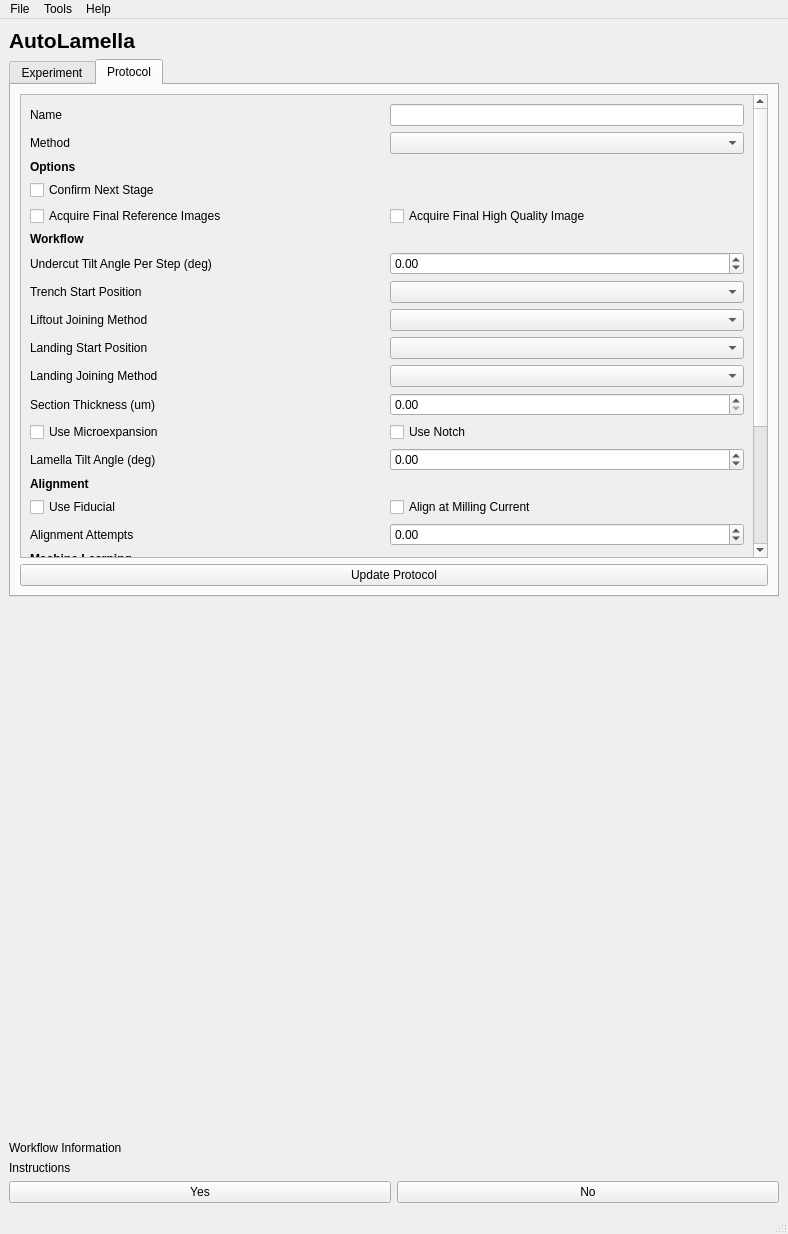
DeMarcoLab/autolamella, file autolamella/ui/qt/AutoLamellaUI.ui: the form before one commit.
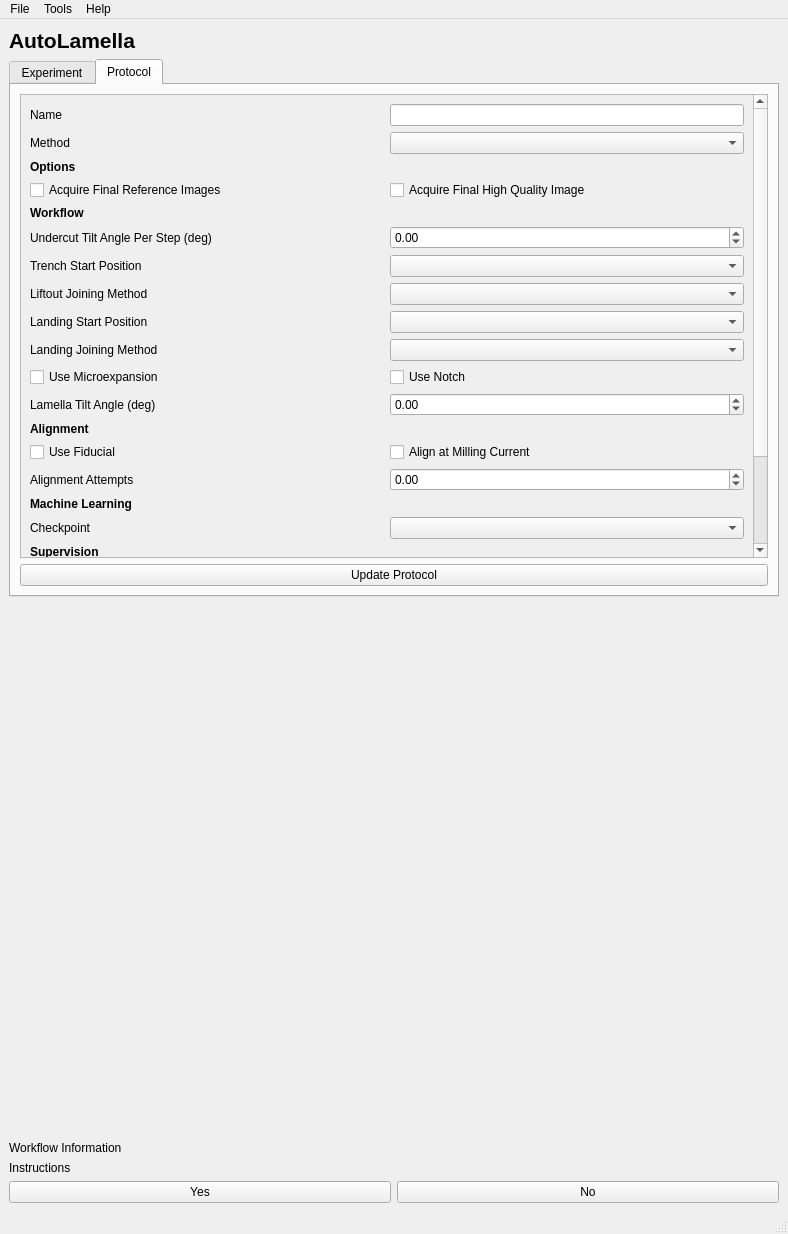
The form after the commit. The open tabs and pages were chosen to show the change.

Commit message: [refactor] autolamella protocol integration

Diff of the .ui file:
```diff
--- a/autolamella/ui/qt/AutoLamellaUI.ui
+++ b/autolamella/ui/qt/AutoLamellaUI.ui
@@ -255,71 +255,172 @@
              <x>0</x>
              <y>0</y>
              <width>732</width>
-             <height>710</height>
+             <height>649</height>
             </rect>
            </property>
            <layout class="QGridLayout" name="gridLayout_4">
-            <item row="10" column="1">
-             <widget class="QComboBox" name="comboBox_options_landing_start_position"/>
+            <item row="10" column="0">
+             <widget class="QLabel" name="label_options_landing_joining_method">
+              <property name="text">
+               <string>Landing Joining Method</string>
+              </property>
+             </widget>
             </item>
-            <item row="8" column="0">
-             <widget class="QLabel" name="label_options_trench_start_position">
+            <item row="0" column="1">
+             <widget class="QLineEdit" name="lineEdit_name">
+              <property name="sizePolicy">
+               <sizepolicy hsizetype="Preferred" vsizetype="Fixed">
+                <horstretch>0</horstretch>
+                <verstretch>0</verstretch>
+               </sizepolicy>
+              </property>
+             </widget>
+            </item>
+            <item row="13" column="0">
+             <widget class="QLabel" name="label_alignment_header">
+              <property name="font">
+               <font>
+                <weight>75</weight>
+                <bold>true</bold>
+                <underline>false</underline>
+               </font>
+              </property>
               <property name="text">
-               <string>Trench Start Position</string>
+               <string>Alignment</string>
               </property>
              </widget>
             </item>
-            <item row="21" column="0">
-             <widget class="QCheckBox" name="checkBox_trench">
+            <item row="1" column="1">
+             <widget class="QComboBox" name="comboBox_method"/>
+            </item>
+            <item row="15" column="1">
+             <widget class="QDoubleSpinBox" name="beamshift_attempts">
+              <property name="minimum">
+               <double>-180.000000000000000</double>
+              </property>
+              <property name="maximum">
+               <double>180.000000000000000</double>
+              </property>
+             </widget>
+            </item>
+            <item row="22" column="0">
+             <widget class="QCheckBox" name="checkBox_supervise_landing">
+              <property name="enabled">
+               <bool>true</bool>
+              </property>
               <property name="text">
                <string>Trench Stage</string>
               </property>
              </widget>
             </item>
-            <item row="17" column="0">
+            <item row="15" column="0">
              <widget class="QLabel" name="beamShiftAttemptsLabel">
               <property name="text">
                <string>Alignment Attempts</string>
               </property>
              </widget>
             </item>
-            <item row="4" column="0">
-             <widget class="QCheckBox" name="checkBox_take_final_reference_images">
+            <item row="6" column="0">
+             <widget class="QLabel" name="label_protocol_undercut_tilt_angle">
               <property name="text">
-               <string>Acquire Final Reference Images</string>
+               <string>Undercut Tilt Angle Per Step (deg)</string>
               </property>
              </widget>
             </item>
-            <item row="13" column="0">
+            <item row="21" column="0">
+             <widget class="QCheckBox" name="checkBox_supervise_liftout">
+              <property name="enabled">
+               <bool>true</bool>
+              </property>
+              <property name="text">
+               <string>Liftout Lamella</string>
+              </property>
+             </widget>
+            </item>
+            <item row="7" column="1">
+             <widget class="QComboBox" name="comboBox_options_trench_start_position"/>
+            </item>
+            <item row="18" column="0">
+             <widget class="QLabel" name="label_supervise_header">
+              <property name="font">
+               <font>
+                <weight>75</weight>
+                <bold>true</bold>
+               </font>
+              </property>
+              <property name="text">
+               <string>Supervision</string>
+              </property>
+             </widget>
+            </item>
+            <item row="11" column="0">
              <widget class="QCheckBox" name="checkBox_use_microexpansion">
               <property name="text">
                <string>Use Microexpansion</string>
               </property>
              </widget>
             </item>
-            <item row="13" column="1">
-             <widget class="QCheckBox" name="checkBox_use_notch">
+            <item row="9" column="0">
+             <widget class="QLabel" name="label_options_landing_start_position">
               <property name="text">
-               <string>Use Notch</string>
+               <string>Landing Start Position</string>
+              </property>
+             </widget>
+            </item>
+            <item row="1" column="0">
+             <widget class="QLabel" name="label_protocol_method">
+              <property name="text">
+               <string>Method</string>
+              </property>
+             </widget>
+            </item>
+            <item row="7" column="0">
+             <widget class="QLabel" name="label_options_trench_start_position">
+              <property name="text">
+               <string>Trench Start Position</string>
               </property>
              </widget>
             </item>
             <item row="14" column="0">
-             <widget class="QLabel" name="label_lamella_tilt_angle">
+             <widget class="QCheckBox" name="checkBox_align_use_fiducial">
               <property name="text">
-               <string>Lamella Tilt Angle (deg)</string>
+               <string>Use Fiducial</string>
               </property>
              </widget>
             </item>
-            <item row="23" column="1">
+            <item row="3" column="1">
+             <widget class="QCheckBox" name="checkBox_take_final_high_quality_reference">
+              <property name="text">
+               <string>Acquire Final High Quality Image</string>
+              </property>
+             </widget>
+            </item>
+            <item row="17" column="1">
+             <widget class="QComboBox" name="comboBox_ml_checkpoint"/>
+            </item>
+            <item row="20" column="0">
+             <widget class="QCheckBox" name="checkBox_undercut">
+              <property name="text">
+               <string>Undercut Stage</string>
+              </property>
+             </widget>
+            </item>
+            <item row="17" column="0">
+             <widget class="QLabel" name="label_ml_checkpoint">
+              <property name="text">
+               <string>Checkpoint</string>
+              </property>
+             </widget>
+            </item>
+            <item row="21" column="1">
              <widget class="QCheckBox" name="checkBox_supervise_mill_polishing">
               <property name="text">
                <string>Mill Polishing Stage</string>
               </property>
              </widget>
             </item>
-            <item row="18" column="0">
-             <widget class="QLabel" name="label_ml_header">
+            <item row="2" column="0">
+             <widget class="QLabel" name="label_options_header">
               <property name="font">
                <font>
                 <weight>75</weight>
@@ -327,32 +428,18 @@
                </font>
               </property>
               <property name="text">
-               <string>Machine Learning</string>
+               <string>Options</string>
               </property>
              </widget>
             </item>
-            <item row="7" column="0">
-             <widget class="QLabel" name="label_protocol_undercut_tilt_angle">
+            <item row="19" column="0">
+             <widget class="QCheckBox" name="checkBox_trench">
               <property name="text">
-               <string>Undercut Tilt Angle Per Step (deg)</string>
+               <string>Trench Stage</string>
               </property>
              </widget>
             </item>
-            <item row="15" column="0">
-             <widget class="QLabel" name="label_alignment_header">
-              <property name="font">
-               <font>
-                <weight>75</weight>
-                <bold>true</bold>
-                <underline>false</underline>
-               </font>
-              </property>
-              <property name="text">
-               <string>Alignment</string>
-              </property>
-             </widget>
-            </item>
-            <item row="25" column="0" colspan="2">
+            <item row="23" column="0" colspan="2">
              <spacer name="verticalSpacer_2">
               <property name="orientation">
                <enum>Qt::Vertical</enum>
@@ -365,28 +452,40 @@
               </property>
              </spacer>
             </item>
-            <item row="22" column="1">
-             <widget class="QCheckBox" name="checkBox_supervise_mill_rough">
+            <item row="9" column="1">
+             <widget class="QComboBox" name="comboBox_options_landing_start_position"/>
+            </item>
+            <item row="16" column="0">
+             <widget class="QLabel" name="label_ml_header">
+              <property name="font">
+               <font>
+                <weight>75</weight>
+                <bold>true</bold>
+               </font>
+              </property>
               <property name="text">
-               <string>Mill Rough Stage</string>
+               <string>Machine Learning</string>
               </property>
              </widget>
             </item>
-            <item row="21" column="1">
-             <widget class="QCheckBox" name="checkBox_setup">
+            <item row="8" column="1">
+             <widget class="QComboBox" name="comboBox_options_liftout_joining_method"/>
+            </item>
+            <item row="3" column="0">
+             <widget class="QCheckBox" name="checkBox_take_final_reference_images">
               <property name="text">
-               <string>Setup Stage</string>
+               <string>Acquire Final Reference Images</string>
               </property>
              </widget>
             </item>
-            <item row="9" column="0">
-             <widget class="QLabel" name="label_options_liftout_joining_method">
+            <item row="12" column="0">
+             <widget class="QLabel" name="label_lamella_tilt_angle">
               <property name="text">
-               <string>Liftout Joining Method</string>
+               <string>Lamella Tilt Angle (deg)</string>
               </property>
              </widget>
             </item>
-            <item row="6" column="0" colspan="2">
+            <item row="5" column="0" colspan="2">
              <widget class="QLabel" name="label">
               <property name="font">
                <font>
@@ -399,18 +498,8 @@
               </property>
              </widget>
             </item>
-            <item row="10" column="0">
-             <widget class="QLabel" name="label_options_landing_start_position">
-              <property name="text">
-               <string>Landing Start Position</string>
-              </property>
-             </widget>
-            </item>
-            <item row="1" column="1">
-             <widget class="QComboBox" name="comboBox_method"/>
-            </item>
-            <item row="17" column="1">
-             <widget class="QDoubleSpinBox" name="beamshift_attempts">
+            <item row="12" column="1">
+             <widget class="QDoubleSpinBox" name="doubleSpinBox_lamella_tilt_angle">
               <property name="minimum">
                <double>-180.000000000000000</double>
               </property>
@@ -433,150 +522,51 @@
               </property>
              </widget>
             </item>
-            <item row="7" column="1">
-             <widget class="QDoubleSpinBox" name="doubleSpinBox_undercut_tilt">
-              <property name="minimum">
-               <double>-180.000000000000000</double>
-              </property>
-              <property name="maximum">
-               <double>180.000000000000000</double>
-              </property>
-             </widget>
-            </item>
-            <item row="11" column="0">
-             <widget class="QLabel" name="label_options_landing_joining_method">
+            <item row="20" column="1">
+             <widget class="QCheckBox" name="checkBox_supervise_mill_rough">
               <property name="text">
-               <string>Landing Joining Method</string>
+               <string>Mill Rough Stage</string>
               </property>
              </widget>
             </item>
-            <item row="19" column="1">
-             <widget class="QComboBox" name="comboBox_ml_checkpoint"/>
-            </item>
-            <item row="9" column="1">
-             <widget class="QComboBox" name="comboBox_options_liftout_joining_method"/>
-            </item>
             <item row="14" column="1">
-             <widget class="QDoubleSpinBox" name="doubleSpinBox_lamella_tilt_angle">
-              <property name="minimum">
-               <double>-180.000000000000000</double>
-              </property>
-              <property name="maximum">
-               <double>180.000000000000000</double>
-              </property>
-             </widget>
-            </item>
-            <item row="3" column="0">
-             <widget class="QCheckBox" name="checkBox_options_confirm_next_stage">
-              <property name="text">
-               <string>Confirm Next Stage</string>
-              </property>
-             </widget>
-            </item>
-            <item row="1" column="0">
-             <widget class="QLabel" name="label_protocol_method">
-              <property name="text">
-               <string>Method</string>
-              </property>
-             </widget>
-            </item>
-            <item row="8" column="1">
-             <widget class="QComboBox" name="comboBox_options_trench_start_position"/>
-            </item>
-            <item row="20" column="0">
-             <widget class="QLabel" name="label_supervise_header">
-              <property name="font">
-               <font>
-                <weight>75</weight>
-                <bold>true</bold>
-               </font>
-              </property>
-              <property name="text">
-               <string>Supervision</string>
-              </property>
-             </widget>
-            </item>
-            <item row="19" column="0">
-             <widget class="QLabel" name="label_ml_checkpoint">
-              <property name="text">
-               <string>Checkpoint</string>
-              </property>
-             </widget>
-            </item>
-            <item row="0" column="1">
-             <widget class="QLineEdit" name="lineEdit_name">
-              <property name="sizePolicy">
-               <sizepolicy hsizetype="Preferred" vsizetype="Fixed">
-                <horstretch>0</horstretch>
-                <verstretch>0</verstretch>
-               </sizepolicy>
-              </property>
-             </widget>
-            </item>
-            <item row="23" column="0">
-             <widget class="QCheckBox" name="checkBox_supervise_liftout">
-              <property name="enabled">
-               <bool>true</bool>
-              </property>
-              <property name="text">
-               <string>Liftout Lamella</string>
-              </property>
-             </widget>
-            </item>
-            <item row="24" column="0">
-             <widget class="QCheckBox" name="checkBox_supervise_landing">
-              <property name="enabled">
-               <bool>true</bool>
-              </property>
-              <property name="text">
-               <string>Land Lamella</string>
-              </property>
-             </widget>
-            </item>
-            <item row="2" column="0">
-             <widget class="QLabel" name="label_options_header">
-              <property name="font">
-               <font>
-                <weight>75</weight>
-                <bold>true</bold>
-               </font>
-              </property>
-              <property name="text">
-               <string>Options</string>
-              </property>
-             </widget>
-            </item>
-            <item row="11" column="1">
-             <widget class="QComboBox" name="comboBox_options_landing_joining_method"/>
-            </item>
-            <item row="4" column="1">
-             <widget class="QCheckBox" name="checkBox_take_final_high_quality_reference">
-              <property name="text">
-               <string>Acquire Final High Quality Image</string>
-              </property>
-             </widget>
-            </item>
-            <item row="16" column="1">
              <widget class="QCheckBox" name="checkBox_align_at_milling_current">
               <property name="text">
                <string>Align at Milling Current</string>
               </property>
              </widget>
             </item>
-            <item row="12" column="0">
-             <widget class="QLabel" name="label_section_thickness">
+            <item row="10" column="1">
+             <widget class="QComboBox" name="comboBox_options_landing_joining_method"/>
+            </item>
+            <item row="8" column="0">
+             <widget class="QLabel" name="label_options_liftout_joining_method">
               <property name="text">
-               <string>Section Thickness (um)</string>
+               <string>Liftout Joining Method</string>
               </property>
              </widget>
             </item>
-            <item row="12" column="1">
-             <widget class="QDoubleSpinBox" name="doubleSpinBox_section_thickness"/>
+            <item row="6" column="1">
+             <widget class="QDoubleSpinBox" name="doubleSpinBox_undercut_tilt">
+              <property name="minimum">
+               <double>-180.000000000000000</double>
+              </property>
+              <property name="maximum">
+               <double>180.000000000000000</double>
+              </property>
+             </widget>
             </item>
-            <item row="16" column="0">
-             <widget class="QCheckBox" name="checkBox_align_use_fiducial">
+            <item row="11" column="1">
+             <widget class="QCheckBox" name="checkBox_use_notch">
               <property name="text">
-               <string>Use Fiducial</string>
+               <string>Use Notch</string>
+              </property>
+             </widget>
+            </item>
+            <item row="19" column="1">
+             <widget class="QCheckBox" name="checkBox_setup">
+              <property name="text">
+               <string>Setup Stage</string>
               </property>
              </widget>
             </item>
```
Left out of the diff: 9 changed lines with no effect on the pictures. The commit also changes 19 other files.
